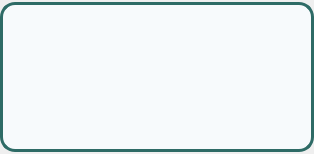
Above: ui/popup_card.ui from karlito20/AdoraFlowProject before the change. Below: the same form after it.
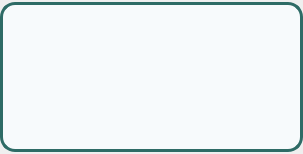
That is the form after the change.

```diff
--- a/ui/popup_card.ui
+++ b/ui/popup_card.ui
@@ -9,7 +9,7 @@
    <rect>
     <x>0</x>
     <y>0</y>
-    <width>314</width>
+    <width>303</width>
     <height>154</height>
    </rect>
   </property>
```
